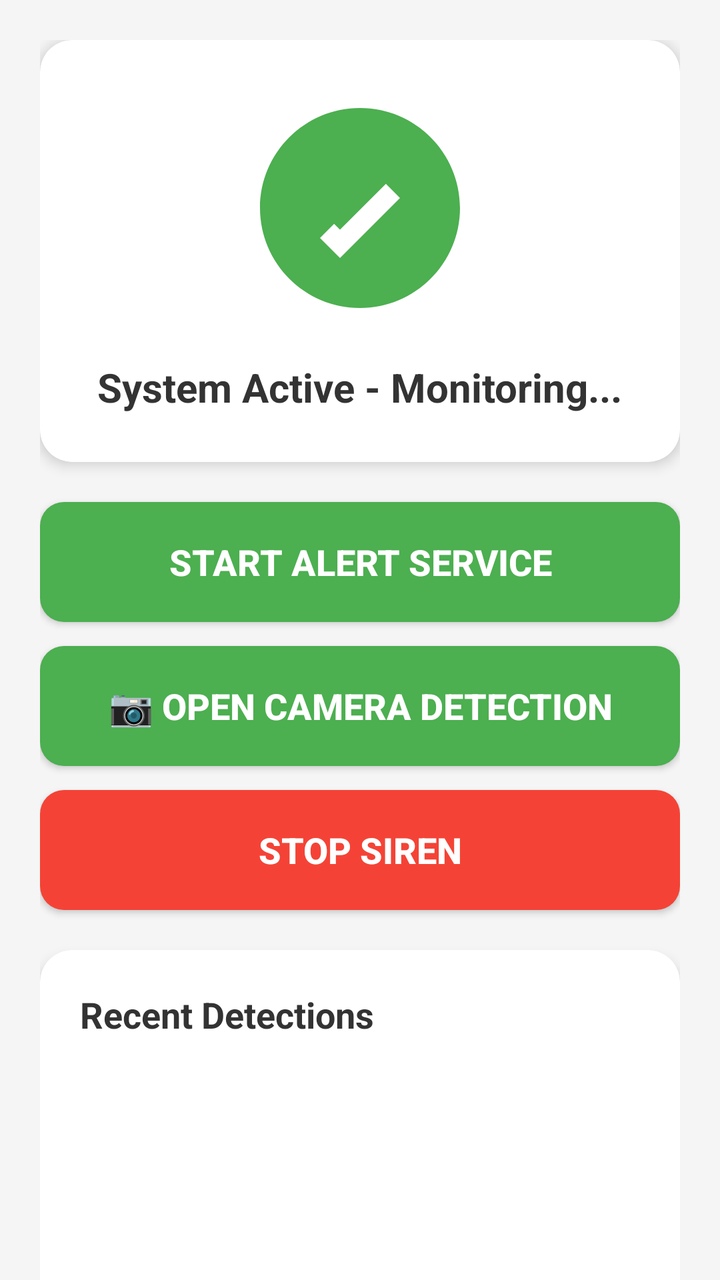
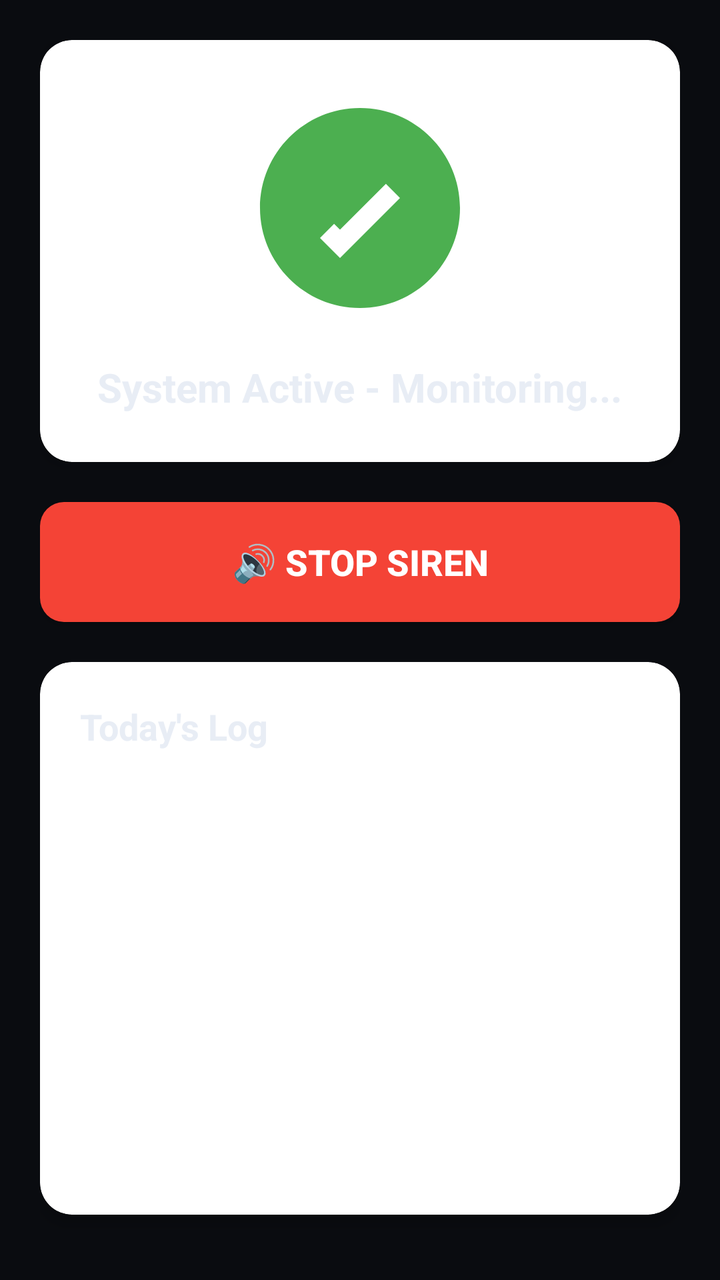

Before-and-after screenshots of an Android layout around one commit, followed by the original layout XML and the change that was made.
<!-- AndroidManifest.xml: application theme Theme.AnimalAlert -->
<!-- res/layout/fragment_alert_system.xml -->
<?xml version="1.0" encoding="utf-8"?>
<androidx.core.widget.NestedScrollView xmlns:android="http://schemas.android.com/apk/res/android"
    xmlns:app="http://schemas.android.com/apk/res-auto"
    android:layout_width="match_parent"
    android:layout_height="match_parent"
    android:background="#F5F5F5"
    android:fillViewport="true">

    <LinearLayout
        android:layout_width="match_parent"
        android:layout_height="wrap_content"
        android:orientation="vertical"
        android:padding="20dp">

        <androidx.cardview.widget.CardView
            android:layout_width="match_parent"
            android:layout_height="wrap_content"
            android:layout_marginBottom="20dp"
            app:cardCornerRadius="16dp"
            app:cardElevation="4dp"
            android:background="#FFFFFF">

            <LinearLayout
                android:layout_width="match_parent"
                android:layout_height="wrap_content"
                android:orientation="vertical"
                android:padding="24dp"
                android:gravity="center">

                <ImageView
                    android:id="@+id/ivStatus"
                    android:layout_width="120dp"
                    android:layout_height="120dp"
                    android:src="@drawable/ic_alert_inactive"
                    android:layout_marginBottom="16dp" />

                <TextView
                    android:id="@+id/tvStatus"
                    android:layout_width="wrap_content"
                    android:layout_height="wrap_content"
                    android:text="System Active - Monitoring..."
                    android:textSize="20sp"
                    android:textStyle="bold"
                    android:textColor="#333333"
                    android:gravity="center" />

            </LinearLayout>
        </androidx.cardview.widget.CardView>

        <androidx.cardview.widget.CardView
            android:id="@+id/cardAlert"
            android:layout_width="match_parent"
            android:layout_height="wrap_content"
            android:layout_marginBottom="20dp"
            android:visibility="gone"
            android:clickable="true"
            android:focusable="true"
            android:foreground="?android:attr/selectableItemBackground"
            app:cardCornerRadius="16dp"
            app:cardElevation="4dp"
            android:background="#FFEBEE">

            <LinearLayout
                android:layout_width="match_parent"
                android:layout_height="wrap_content"
                android:orientation="vertical"
                android:padding="20dp">

                <TextView
                    android:layout_width="wrap_content"
                    android:layout_height="wrap_content"
                    android:text="Alert Details"
                    android:textSize="18sp"
                    android:textStyle="bold"
                    android:textColor="#D32F2F"
                    android:layout_marginBottom="16dp" />

                <TextView
                    android:id="@+id/tvAnimalType"
                    android:layout_width="match_parent"
                    android:layout_height="wrap_content"
                    android:text="Type: -"
                    android:textSize="16sp"
                    android:textColor="#333333"
                    android:layout_marginBottom="8dp" />

                <TextView
                    android:id="@+id/tvConfidence"
                    android:layout_width="match_parent"
                    android:layout_height="wrap_content"
                    android:text="Confidence: -"
                    android:textSize="16sp"
                    android:textColor="#333333"
                    android:layout_marginBottom="8dp" />

                <TextView
                    android:id="@+id/tvLocation"
                    android:layout_width="match_parent"
                    android:layout_height="wrap_content"
                    android:text="Location: -"
                    android:textSize="16sp"
                    android:textColor="#333333" />

            </LinearLayout>
        </androidx.cardview.widget.CardView>

        <Button
            android:id="@+id/btnStartService"
            android:layout_width="match_parent"
            android:layout_height="60dp"
            android:text="Start Alert Service"
            android:textSize="18sp"
            android:textStyle="bold"
            android:background="@drawable/button_background"
            android:textColor="#FFFFFF"
            android:layout_marginBottom="12dp" />

        <Button
            android:id="@+id/btnOpenCamera"
            android:layout_width="match_parent"
            android:layout_height="60dp"
            android:text="📷 Open Camera Detection"
            android:textSize="18sp"
            android:textStyle="bold"
            android:background="@drawable/button_background"
            android:textColor="#FFFFFF"
            android:layout_marginBottom="12dp" />

        <Button
            android:id="@+id/btnStopSiren"
            android:layout_width="match_parent"
            android:layout_height="60dp"
            android:text="STOP SIREN"
            android:textSize="18sp"
            android:textStyle="bold"
            android:background="@drawable/button_stop_background"
            android:textColor="#FFFFFF"
            android:layout_marginBottom="20dp" />

        <androidx.cardview.widget.CardView
            android:layout_width="match_parent"
            android:layout_height="wrap_content"
            app:cardCornerRadius="16dp"
            app:cardElevation="4dp"
            android:background="#FFFFFF">

            <LinearLayout
                android:layout_width="match_parent"
                android:layout_height="wrap_content"
                android:orientation="vertical"
                android:padding="20dp">

                <TextView
                    android:layout_width="wrap_content"
                    android:layout_height="wrap_content"
                    android:text="Recent Detections"
                    android:textSize="18sp"
                    android:textStyle="bold"
                    android:textColor="#333333"
                    android:layout_marginBottom="12dp" />

                <androidx.recyclerview.widget.RecyclerView
                    android:id="@+id/recyclerViewDetections"
                    android:layout_width="match_parent"
                    android:layout_height="wrap_content"
                    android:nestedScrollingEnabled="false"
                    android:minHeight="200dp" />

                <TextView
                    android:id="@+id/tvNoDetections"
                    android:layout_width="match_parent"
                    android:layout_height="wrap_content"
                    android:text="No recent detections"
                    android:textSize="14sp"
                    android:textColor="#999999"
                    android:gravity="center"
                    android:padding="20dp"
                    android:visibility="gone" />

            </LinearLayout>
        </androidx.cardview.widget.CardView>

    </LinearLayout>
</androidx.core.widget.NestedScrollView>
<!-- resources referenced by this layout -->
<resources>
  <!-- drawable button_background (drawable) -->
  <?xml version="1.0" encoding="utf-8"?>
  <shape xmlns:android="http://schemas.android.com/apk/res/android"
      android:shape="rectangle">
      <solid android:color="#4CAF50" />
      <corners android:radius="12dp" />
  </shape>
  <!-- drawable button_stop_background (drawable) -->
  <?xml version="1.0" encoding="utf-8"?>
  <shape xmlns:android="http://schemas.android.com/apk/res/android"
      android:shape="rectangle">
      <solid android:color="#F44336" />
      <corners android:radius="12dp" />
  </shape>
  <!-- drawable ic_alert_inactive (drawable) -->
  <?xml version="1.0" encoding="utf-8"?>
  <vector xmlns:android="http://schemas.android.com/apk/res/android"
      android:width="120dp"
      android:height="120dp"
      android:viewportWidth="24"
      android:viewportHeight="24">
      <path
          android:fillColor="#4CAF50"
          android:pathData="M12,2C6.48,2 2,6.48 2,12s4.48,10 10,10 10,-4.48 10,-10S17.52,2 12,2zM10,17L8,15l1.41,-1.41L10,14.17l4.59,-4.59L16,11l-6,6z"/>
  </vector>
  <style name="Theme.AnimalAlert" parent="Theme.AppCompat.Light.NoActionBar">
          <item name="colorPrimary">@color/purple_500</item>
          <item name="colorPrimaryDark">@color/purple_700</item>
          <item name="colorAccent">@color/teal_200</item>
          <item name="android:statusBarColor">@color/purple_700</item>
      </style>
  <color name="purple_500">#7944C7</color>
  <color name="purple_700">#3700B3</color>
  <color name="teal_200">#03DAC5</color>
</resources>

<!-- the commit's change to res/layout/fragment_alert_system.xml (unified diff, before → after) -->
@@ -3,7 +3,7 @@
     xmlns:app="http://schemas.android.com/apk/res-auto"
     android:layout_width="match_parent"
     android:layout_height="match_parent"
-    android:background="#F5F5F5"
+    android:background="#0A0C10"
     android:fillViewport="true">
 
     <LinearLayout
@@ -18,7 +18,7 @@
             android:layout_marginBottom="20dp"
             app:cardCornerRadius="16dp"
             app:cardElevation="4dp"
-            android:background="#FFFFFF">
+            android:background="#161C25">
 
             <LinearLayout
                 android:layout_width="match_parent"
@@ -41,7 +41,7 @@
                     android:text="System Active - Monitoring..."
                     android:textSize="20sp"
                     android:textStyle="bold"
-                    android:textColor="#333333"
+                    android:textColor="#E8EDF5"
                     android:gravity="center" />
 
             </LinearLayout>
@@ -58,7 +58,7 @@
             android:foreground="?android:attr/selectableItemBackground"
             app:cardCornerRadius="16dp"
             app:cardElevation="4dp"
-            android:background="#FFEBEE">
+            android:background="#22000000">
 
             <LinearLayout
                 android:layout_width="match_parent"
@@ -72,7 +72,7 @@
                     android:text="Alert Details"
                     android:textSize="18sp"
                     android:textStyle="bold"
-                    android:textColor="#D32F2F"
+                    android:textColor="#FF3B3B"
                     android:layout_marginBottom="16dp" />
 
                 <TextView
@@ -81,7 +81,7 @@
                     android:layout_height="wrap_content"
                     android:text="Type: -"
                     android:textSize="16sp"
-                    android:textColor="#333333"
+                    android:textColor="#E8EDF5"
                     android:layout_marginBottom="8dp" />
 
                 <TextView
@@ -90,7 +90,7 @@
                     android:layout_height="wrap_content"
                     android:text="Confidence: -"
                     android:textSize="16sp"
-                    android:textColor="#333333"
+                    android:textColor="#E8EDF5"
                     android:layout_marginBottom="8dp" />
 
                 <TextView
@@ -99,7 +99,7 @@
                     android:layout_height="wrap_content"
                     android:text="Location: -"
                     android:textSize="16sp"
-                    android:textColor="#333333" />
+                    android:textColor="#9AA5B8" />
 
             </LinearLayout>
         </androidx.cardview.widget.CardView>
@@ -113,7 +113,8 @@
             android:textStyle="bold"
             android:background="@drawable/button_background"
             android:textColor="#FFFFFF"
-            android:layout_marginBottom="12dp" />
+            android:layout_marginBottom="12dp"
+            android:visibility="gone" />
 
         <Button
             android:id="@+id/btnOpenCamera"
@@ -124,13 +125,14 @@
             android:textStyle="bold"
             android:background="@drawable/button_background"
             android:textColor="#FFFFFF"
-            android:layout_marginBottom="12dp" />
+            android:layout_marginBottom="12dp"
+            android:visibility="gone" />
 
         <Button
             android:id="@+id/btnStopSiren"
             android:layout_width="match_parent"
             android:layout_height="60dp"
-            android:text="STOP SIREN"
+            android:text="🔊 STOP SIREN"
             android:textSize="18sp"
             android:textStyle="bold"
             android:background="@drawable/button_stop_background"
@@ -142,7 +144,7 @@
             android:layout_height="wrap_content"
             app:cardCornerRadius="16dp"
             app:cardElevation="4dp"
-            android:background="#FFFFFF">
+            android:background="#161C25">
 
             <LinearLayout
                 android:layout_width="match_parent"
@@ -153,10 +155,10 @@
                 <TextView
                     android:layout_width="wrap_content"
                     android:layout_height="wrap_content"
-                    android:text="Recent Detections"
+                    android:text="Today's Log"
                     android:textSize="18sp"
                     android:textStyle="bold"
-                    android:textColor="#333333"
+                    android:textColor="#E8EDF5"
                     android:layout_marginBottom="12dp" />
 
                 <androidx.recyclerview.widget.RecyclerView
@@ -172,7 +174,7 @@
                     android:layout_height="wrap_content"
                     android:text="No recent detections"
                     android:textSize="14sp"
-                    android:textColor="#999999"
+                    android:textColor="#6B7A90"
                     android:gravity="center"
                     android:padding="20dp"
                     android:visibility="gone" />
<!-- resource entries referenced after the edit -->
@@ -25,14 +25,11 @@
           android:fillColor="#4CAF50"
           android:pathData="M12,2C6.48,2 2,6.48 2,12s4.48,10 10,10 10,-4.48 10,-10S17.52,2 12,2zM10,17L8,15l1.41,-1.41L10,14.17l4.59,-4.59L16,11l-6,6z"/>
   </vector>
-  <style name="Theme.AnimalAlert" parent="Theme.AppCompat.Light.NoActionBar">
-          <item name="colorPrimary">@color/purple_500</item>
-          <item name="colorPrimaryDark">@color/purple_700</item>
-          <item name="colorAccent">@color/teal_200</item>
-          <item name="android:statusBarColor">@color/purple_700</item>
+  <style name="Theme.AnimalAlert" parent="Theme.AppCompat.DayNight.NoActionBar">
+          <item name="colorPrimary">#0F1520</item>
+          <item name="colorPrimaryDark">#0A0C10</item>
+          <item name="colorAccent">#00E87A</item>
+          <item name="android:statusBarColor">#0A0C10</item>
       </style>
-  <color name="purple_500">#7944C7</color>
-  <color name="purple_700">#3700B3</color>
-  <color name="teal_200">#03DAC5</color>
 </resources>
 
